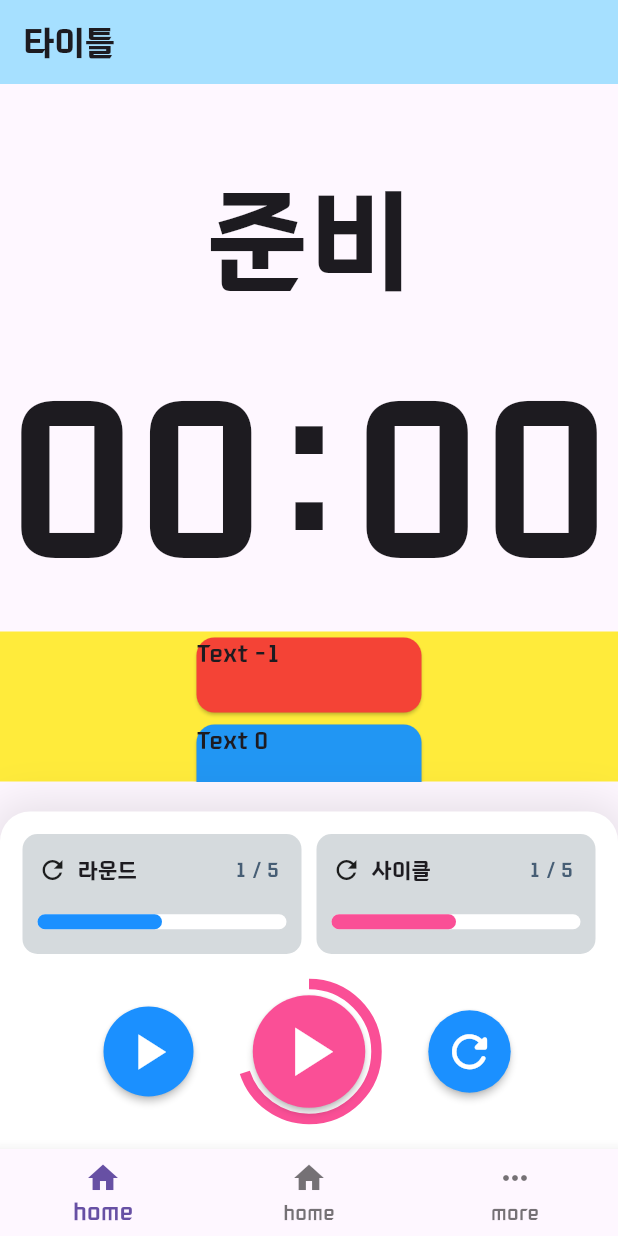
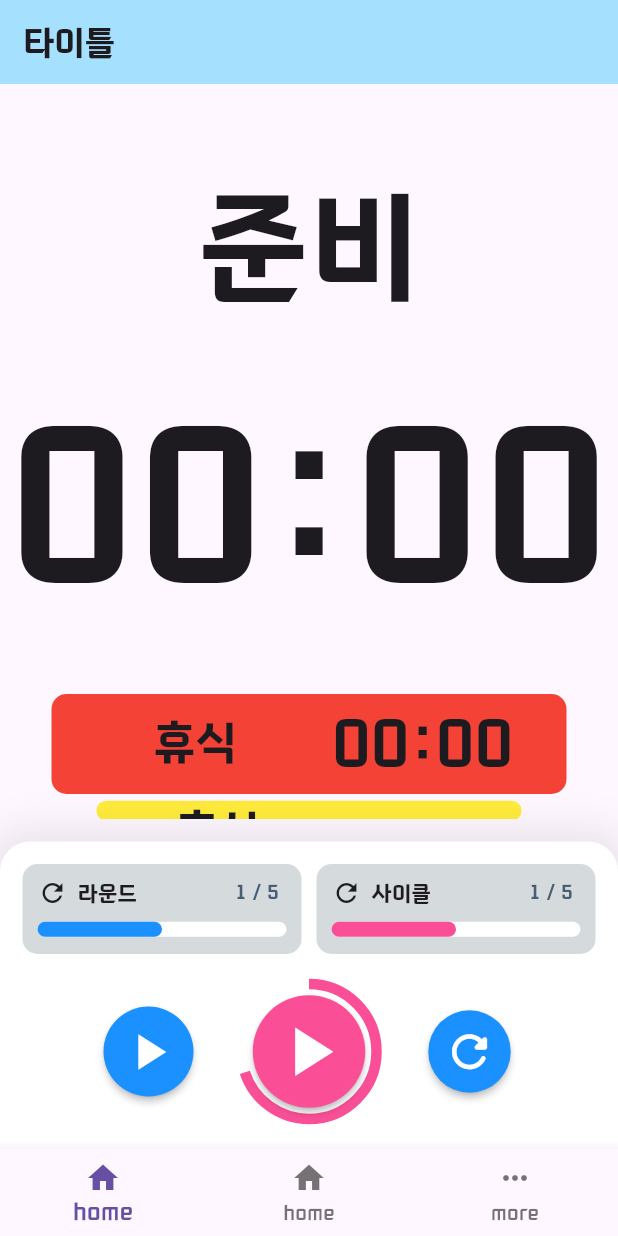
Before and after one commit to chaving/SweatTimer, a Flutter app: the screen it shows after launch, on a phone screen of 412 x 824 dp. Run offline on Flutter 3.47's test engine with Material 3 defaults, Android fonts, the phone set to English and light mode, and no system bars.

Commit message:
Create Next Type Timer Ui

```diff
--- a/lib/app.dart
+++ b/lib/app.dart
@@ -15,7 +15,7 @@ class App extends StatelessWidget {
           title: const Text('타이틀'),
           backgroundColor: AppColors.blue.shade3,
         ),
-        body: const SafeArea(child: TimerView()),
+        body: SafeArea(child: TimerView()),
         bottomNavigationBar: BottomNavigationBar(
           items: const [
             BottomNavigationBarItem(
--- a/lib/timer/f_timer.dart
+++ b/lib/timer/f_timer.dart
@@ -6,7 +6,9 @@ import 'package:sweat_timer/timer/w_next_type_card.dart';
 import 'package:sweat_timer/timer/w_timer_round_section.dart';
 
 class TimerView extends StatefulWidget {
-  const TimerView({super.key});
+  const TimerView({
+    super.key,
+  });
 
   @override
   State<TimerView> createState() => _TimerViewState();
@@ -55,9 +57,6 @@ class _TimerViewState extends State<TimerView> {
                           child: Text(
                         format(time),
                       )))),
-              const SizedBox(
-                height: 0,
-              ),
             ],
           ),
         ),
@@ -65,7 +64,7 @@ class _TimerViewState extends State<TimerView> {
         const NextTypeCard(),
 
         Container(
-          margin: const EdgeInsets.only(top: 20),
+          margin: const EdgeInsets.only(top: 15),
           padding: const EdgeInsets.all(15),
           decoration: BoxDecoration(
             color: AppColors.white,
@@ -88,7 +87,7 @@ class _TimerViewState extends State<TimerView> {
               // 남은 라운드, 사이클 정보
               const SizedBox(
                 width: double.infinity,
-                height: 80,
+                height: 60,
                 child: TimerRoundSection(),
               ),
 
@@ -104,7 +103,9 @@ class _TimerViewState extends State<TimerView> {
                     child: Row(
                       children: [
                         MaterialButton(
-                          onPressed: () {},
+                          onPressed: () {
+                            NextTypeCard.changeStateOf();
+                          },
                           color: AppColors.blue,
                           textColor: Colors.white,
                           padding: const EdgeInsets.all(10),
--- /dev/null
+++ b/lib/timer/vertical_card_pager.dart
@@ -0,0 +1,396 @@
+import 'dart:math';
+
+import 'package:flutter/material.dart';
+
+typedef PageChangedCallback = void Function(double? page);
+
+enum ALIGN { LEFT, CENTER, RIGHT }
+
+class VerticalCardPager extends StatefulWidget {
+  final List<String> titles;
+  final List<Widget> images;
+  final PageChangedCallback? onPageChanged;
+  final ScrollPhysics? physics;
+  final TextStyle? textStyle;
+  final int initialPage;
+  final ALIGN align;
+
+  const VerticalCardPager(
+      {super.key,
+      required this.titles,
+      required this.images,
+      this.onPageChanged,
+      this.textStyle,
+      this.initialPage = 2,
+      this.physics,
+      this.align = ALIGN.CENTER})
+      : assert(titles.length == images.length);
+
+  @override
+  _VerticalCardPagerState createState() => _VerticalCardPagerState();
+}
+
+class _VerticalCardPagerState extends State<VerticalCardPager> {
+  bool isScrolling = false;
+  late double currentPosition;
+  late PageController controller;
+
+  @override
+  void initState() {
+    super.initState();
+
+    currentPosition = widget.initialPage.toDouble();
+    controller = PageController(initialPage: widget.initialPage);
+
+    controller.addListener(() {
+      setState(() {
+        currentPosition = controller.page ?? 0;
+
+        if (widget.onPageChanged != null) {
+          Future(() => widget.onPageChanged!(currentPosition));
+        }
+      });
+    });
+  }
+
+  @override
+  Widget build(BuildContext context) {
+    return LayoutBuilder(builder: (context, constraints) {
+      return GestureDetector(
+        onVerticalDragEnd: (details) {
+          isScrolling = false;
+        },
+        onVerticalDragStart: (details) {
+          isScrolling = false;
+        },
+        onTapUp: (details) {
+          if ((currentPosition - currentPosition.floor()).abs() <= 0.15) {
+            int selectedIndex = onTapUp(context, constraints.maxHeight, constraints.maxWidth, details);
+
+            if (selectedIndex >= 0) {
+              int goToPage = currentPosition.toInt() + selectedIndex - 2;
+              controller.animateToPage(goToPage, duration: Duration(milliseconds: 300), curve: Curves.easeInOutExpo);
+            }
+          }
+        },
+        child: Stack(
+          children: [
+            CardControllerWidget(
+              titles: widget.titles,
+              images: widget.images,
+              textStyle: widget.textStyle,
+              currentPostion: currentPosition,
+              cardViewPagerHeight: constraints.maxHeight,
+              cardViewPagerWidth: constraints.maxWidth,
+              align: widget.align,
+            ),
+            // Positioned(
+            //   child: PageView.builder(
+            //     physics: widget.physics,
+            //     scrollDirection: Axis.vertical,
+            //     itemCount: widget.images.length,
+            //     controller: controller,
+            //     itemBuilder: (context, index) {
+            //       return Container();
+            //     },
+            //   ),
+            // ),
+          ],
+        ),
+      );
+    });
+  }
+
+  int onTapUp(context, maxHeight, maxWidth, details) {
+    final RenderBox box = context.findRenderObject();
+    final Offset localOffset = box.globalToLocal(details.globalPosition);
+
+    double dx = localOffset.dx;
+    double dy = localOffset.dy;
+
+    for (int i = 0; i < 5; i++) {
+      double width = getWidth(maxHeight, i);
+      double height = getHeight(maxHeight, i);
+      double? left = getStartPositon(maxWidth, width);
+      double top = getCardPositionTop(height, maxHeight, i);
+
+      if (top <= dy && dy <= top + height) {
+        if (left <= dx && dx <= left + width) {
+          return i;
+        }
+      }
+    }
+    return -1;
+  }
+
+  double getStartPositon(cardViewPagerWidth, cardWidth) {
+    double position = 0;
+
+    switch (widget.align) {
+      case ALIGN.LEFT:
+        position = 0;
+        break;
+      case ALIGN.CENTER:
+        position = (cardViewPagerWidth / 2) - (cardWidth / 2);
+        break;
+      case ALIGN.RIGHT:
+        position = cardViewPagerWidth - cardWidth;
+        break;
+    }
+
+    return position;
+  }
+
+  double getWidth(maxHeight, i) {
+    double cardMaxWidth = maxHeight / 2;
+    return cardMaxWidth - 60 * (i - 2).abs();
+  }
+
+  double getHeight(maxHeight, i) {
+    double cardMaxHeight = maxHeight / 2;
+
+    if (i == 2) {
+      return cardMaxHeight;
+    } else if (i == 0 || i == 4) {
+      return cardMaxHeight - cardMaxHeight * (4 / 5) - 10;
+    } else
+      return cardMaxHeight - cardMaxHeight * (4 / 5);
+  }
+}
+
+double getCardPositionTop(double cardHeight, double viewHeight, int i) {
+  int diff = (2 - i);
+  int diffAbs = diff.abs();
+
+  double basePosition = (viewHeight / 2) - (cardHeight / 2);
+  double cardMaxHeight = viewHeight / 2;
+
+  if (diffAbs == 0) {
+    return basePosition;
+  }
+  if (diffAbs == 1) {
+    if (diff >= 0) {
+      return basePosition - (cardMaxHeight * (6 / 9));
+    } else {
+      return basePosition + (cardMaxHeight * (6 / 9));
+    }
+  } else {
+    if (diff >= 0) {
+      return basePosition - cardMaxHeight * (8 / 9);
+    } else {
+      return basePosition + cardMaxHeight * (8 / 9);
+    }
+  }
+}
+
+class CardControllerWidget extends StatelessWidget {
+  final double? currentPostion;
+  final double cardMaxWidth;
+  final double cardMaxHeight;
+  final double cardViewPagerHeight;
+  final double? cardViewPagerWidth;
+  final TextStyle? textStyle;
+  final ALIGN align;
+
+  final List? titles;
+  final List? images;
+
+  CardControllerWidget(
+      {this.titles,
+      this.images,
+      this.cardViewPagerWidth,
+      required this.cardViewPagerHeight,
+      this.currentPostion,
+      required this.align,
+      this.textStyle})
+      : cardMaxHeight = cardViewPagerHeight * (2 / 3),
+        cardMaxWidth = cardViewPagerWidth! * (5 / 6);
+
+  @override
+  Widget build(BuildContext context) {
+    List<Widget> cardList = [];
+
+    var titleTextStyle;
+
+    if (textStyle != null) {
+      titleTextStyle = textStyle;
+    } else {
+      titleTextStyle = Theme.of(context).textTheme.titleLarge;
+    }
+
+    for (int i = 0; i < images!.length; i++) {
+      var cardWidth = max(cardMaxWidth - 60 * (currentPostion! - i).abs(), 0.0);
+      var cardHeight = getCardHeight(i);
+
+      var cardTop = getTop(cardHeight, cardViewPagerHeight, i);
+
+      Widget card = Positioned.directional(
+        textDirection: TextDirection.ltr,
+        top: cardTop,
+        start: getStartPositon(cardWidth),
+        child: Opacity(
+          opacity: getOpacity(i),
+          child: SizedBox(
+            width: cardWidth,
+            height: cardHeight,
+            child: Stack(
+              children: <Widget>[
+                Positioned(
+                  child: images![i],
+                ),
+
+                const Row(
+                  children: [
+                    SizedBox(width: 25),
+                    Expanded(
+                        child: SizedBox(
+                      height: double.infinity,
+                      child: Center(
+                        child: Text(
+                          '휴식',
+                          style: TextStyle(fontSize: 30),
+                        ),
+                      ),
+                    )),
+                    SizedBox(width: 10),
+                    Expanded(
+                        child: SizedBox(
+                      height: double.infinity,
+                      child: Center(
+                        child: Text(
+                          '00:00',
+                          style: TextStyle(fontSize: 40),
+                        ),
+                      ),
+                    )),
+                    SizedBox(width: 25),
+                  ],
+                ),
+
+                // ======
+                // Align(
+                //     child: Text(
+                //   titles![i],
+                //   style: titleTextStyle.copyWith(fontSize: getFontSize(i)),
+                //   textAlign: TextAlign.center,
+                // )),
+                // ======
+              ],
+            ),
+          ),
+        ),
+      );
+
+      cardList.add(card);
+    }
+
+    return Stack(
+      children: cardList,
+    );
+  }
+
+  double getOpacity(int i) {
+    double diff = (currentPostion! - i);
+
+    if (diff > 0) {
+      return 0;
+    } else if (diff >= -2 && diff <= 2) {
+      return 1.0;
+    } else if (diff > -3 && diff < -2) {
+      return 3 - diff.abs();
+    } else if (diff > 2 && diff < 3) {
+      return 3 - diff.abs();
+    } else {
+      return 0;
+    }
+  }
+
+  double getTop(double cardHeight, double viewHeight, int i) {
+    double diff = (currentPostion! - i);
+    double diffAbs = diff.abs();
+
+    double basePosition = (viewHeight / 2) - (cardHeight / 2);
+    // double basePosition = 0;
+
+    // Chaving's Custom
+    // if (i == 0) {
+    //   return 0;
+    // }
+    // ==============
+
+    if (diffAbs == 0) {
+      return basePosition;
+    }
+    if (diffAbs > 0.0 && diffAbs <= 1.0) {
+      if (diff >= 0) {
+        return basePosition - (cardMaxHeight * (6 / 9)) * diffAbs;
+      } else {
+        return basePosition + (cardMaxHeight * (6 / 9)) * diffAbs;
+      }
+    } else if (diffAbs > 1.0 && diffAbs < 2.0) {
+      if (diff >= 0) {
+        return basePosition - (cardMaxHeight * (6 / 9)) - cardMaxHeight * (2 / 9) * (diffAbs - diffAbs.floor()).abs();
+      } else {
+        return basePosition + (cardMaxHeight * (6 / 9)) + cardMaxHeight * (2 / 9) * (diffAbs - diffAbs.floor()).abs();
+      }
+    } else {
+      if (diff >= 0) {
+        return basePosition - cardMaxHeight * (8 / 9);
+      } else {
+        return basePosition + cardMaxHeight * (8 / 9);
+      }
+    }
+  }
+
+  double getCardHeight(int index) {
+    double diff = (currentPostion! - index).abs();
+
+    if (diff >= 0.0 && diff < 1.0) {
+      return cardMaxHeight - cardMaxHeight * (4 / 5) * ((diff - diff.floor()));
+    } else if (diff >= 1.0 && diff < 2.0) {
+      return cardMaxHeight - cardMaxHeight * (4 / 5) - 10 * ((diff - diff.floor()));
+    } else {
+      final height = cardMaxHeight - cardMaxHeight * (4 / 5) - 10 - 5 * ((diff - diff.floor()));
+
+      return height > 0 ? height : 0;
+    }
+  }
+
+  double getFontSize(int index) {
+    double diffAbs = (currentPostion! - index).abs();
+    diffAbs = num.parse(diffAbs.toStringAsFixed(2)) as double;
+
+    double maxFontSize = 50;
+    if (diffAbs >= 0.0 && diffAbs < 1.0) {
+      if (diffAbs < 0.02) {
+        diffAbs = 0;
+      }
+
+      return maxFontSize - 25 * ((diffAbs - diffAbs.floor()));
+    } else if (diffAbs >= 1.0 && diffAbs < 2.0) {
+      return maxFontSize - 25 - 5 * ((diffAbs - diffAbs.floor()));
+    } else {
+      final fontSize = maxFontSize - 30 - 15 * ((diffAbs - diffAbs.floor()));
+
+      return fontSize > 0 ? fontSize : 0;
+    }
+  }
+
+  double getStartPositon(cardWidth) {
+    double position = 0;
+
+    switch (align) {
+      case ALIGN.LEFT:
+        position = 0;
+        break;
+      case ALIGN.CENTER:
+        position = (cardViewPagerWidth! / 2) - (cardWidth / 2);
+        break;
+      case ALIGN.RIGHT:
+        position = cardViewPagerWidth! - cardWidth;
+        break;
+    }
+
+    return position;
+  }
+}
--- a/lib/timer/w_next_type_card.dart
+++ b/lib/timer/w_next_type_card.dart
@@ -1,6 +1,5 @@
 import 'package:flutter/material.dart';
-
-import '../common/theme/color/common_app_colors.dart';
+import 'package:sweat_timer/timer/vertical_card_pager.dart';
 
 class NextTypeCard extends StatelessWidget {
   const NextTypeCard({
@@ -12,108 +11,40 @@ class NextTypeCard extends StatelessWidget {
     return Container(
       width: double.infinity,
       height: 100,
-      color: Colors.yellow,
-      child: ListView.builder(
-          reverse: false,
-          itemCount: 2,
-          itemBuilder: (context, index) {
-            return Align(
-              child: Card(
-                color: index == 0 ? Colors.red : Colors.blue,
-                child: Container(
-                  width: 150,
-                  height: 50,
-                  child: Text('Text ${index - 1}'),
-                ),
-              ),
-              heightFactor: 1,
-            );
-          }),
+      // color: Colors.pink,
+      child: VerticalCardPager(
+        initialPage: 0,
+        titles: ['가나다', '123', '1', '2', '3'],
+        images: const [
+          NextCard(color: Colors.red),
+          NextCard(color: Colors.yellow),
+          NextCard(color: Colors.green),
+          NextCard(color: Colors.blue),
+          NextCard(color: Colors.orange),
+        ],
+      ),
     );
+  }
 
-    // =====
-    // return Container(
-    //   color: Colors.red,
-    //   child: Stack(
-    //     children: [
-    //       Container(
-    //         width: double.infinity,
-    //         height: 50,
-    //         margin: const EdgeInsets.fromLTRB(40, 50, 40, 0),
-    //         decoration: BoxDecoration(
-    //           color: AppColors.red.shade5,
-    //           borderRadius: BorderRadius.circular(10),
-    //           boxShadow: [
-    //             BoxShadow(
-    //               color: Colors.black.withOpacity(0.2),
-    //               blurRadius: 5.0,
-    //               spreadRadius: 0.0,
-    //               offset: const Offset(0, 7),
-    //             ),
-    //           ],
-    //         ),
-    //         child: Row(
-    //           children: [
-    //             Container(
-    //               width: 115,
-    //               margin: const EdgeInsets.only(right: 23),
-    //               child: const Text(
-    //                 '1 라운드',
-    //                 textAlign: TextAlign.right,
-    //                 style: TextStyle(fontSize: 22),
-    //               ),
-    //             ),
-    //             const Expanded(
-    //               child: Center(
-    //                 child: Text(
-    //                   '00:00',
-    //                   style: TextStyle(fontSize: 35),
-    //                 ),
-    //               ),
-    //             ),
-    //           ],
-    //         ),
-    //       ),
-    //       Container(
-    //         width: double.infinity,
-    //         height: 70,
-    //         margin: const EdgeInsets.symmetric(horizontal: 20),
-    //         decoration: BoxDecoration(
-    //           color: AppColors.green.shade5,
-    //           borderRadius: BorderRadius.circular(10),
-    //           boxShadow: [
-    //             BoxShadow(
-    //               color: Colors.black.withOpacity(0.3),
-    //               blurRadius: 5.0,
-    //               spreadRadius: 0.0,
-    //               offset: const Offset(0, 7),
-    //             )
-    //           ],
-    //         ),
-    //         child: const Row(
-    //           children: [
-    //             SizedBox(
-    //               width: 140,
-    //               child: Text(
-    //                 '1 라운드',
-    //                 textAlign: TextAlign.right,
-    //                 style: TextStyle(fontSize: 25),
-    //               ),
-    //             ),
-    //             Expanded(
-    //               child: Center(
-    //                 child: Text(
-    //                   '00:00',
-    //                   style: TextStyle(fontSize: 40),
-    //                 ),
-    //               ),
-    //             ),
-    //           ],
-    //         ),
-    //       ),
-    //     ],
-    //   ),
-    // );
-    // =====
+  static void changeStateOf() {
+    print('야야');
   }
 }
+
+class NextCard extends StatelessWidget {
+  final Color color;
+  const NextCard({
+    super.key,
+    required this.color,
+  });
+
+  @override
+  Widget build(BuildContext context) {
+    return Container(
+      decoration: BoxDecoration(
+        borderRadius: BorderRadius.circular(10),
+        color: color,
+      ),
+    );
+  }
+}
```
